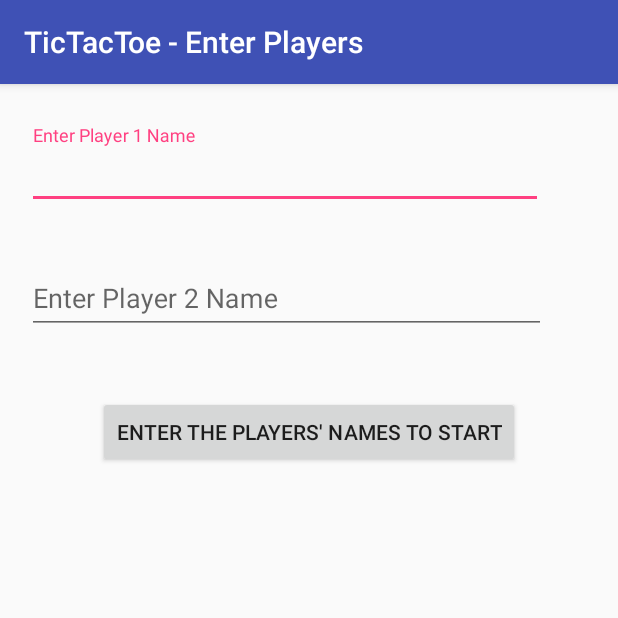
After one commit to y3v/TicTacToe, an Android app: the EnterNamesActivity screen opened directly, with no data from a screen before it, on a phone screen of 412 x 824 dp, the top half of it. The commit adds this screen. Run offline under Robolectric (Android 15) with nearby library versions, the phone set to English and light mode, and no system bars.

Commit message:
Finished Tic Tac Toe

```diff
--- /dev/null
+++ b/app/src/main/java/com/example/yev/tictactoe/EnterNamesActivity.java
@@ -0,0 +1,57 @@
+package com.example.yev.tictactoe;
+
+import android.content.Intent;
+import android.support.design.widget.TextInputEditText;
+import android.support.v7.app.AppCompatActivity;
+import android.os.Bundle;
+import android.text.TextUtils;
+import android.view.View;
+import android.widget.Button;
+
+public class EnterNamesActivity extends AppCompatActivity {
+
+    @Override
+    protected void onCreate(Bundle savedInstanceState) {
+        super.onCreate(savedInstanceState);
+        setContentView(R.layout.activity_enter_names);
+
+        final TextInputEditText player1 = (TextInputEditText) findViewById(R.id.player1);
+        final TextInputEditText player2 = (TextInputEditText) findViewById(R.id.player2);
+
+        Button startButton = findViewById(R.id.button11);
+        startButton.setOnClickListener(new View.OnClickListener() {
+            @Override
+            public void onClick(View view) {
+                if (!checkIfEmpty(player1, player2)){
+                    startTicTacToe(player1.getText(),player2.getText());
+                }
+                //startTicTacToe("Yev", "Wow");
+            }
+        });
+    }
+
+    private boolean checkIfEmpty(TextInputEditText player1, TextInputEditText player2){
+        player1.setError(null);
+        player2.setError(null);
+
+        boolean empty = false;
+
+        if (TextUtils.isEmpty(player1.getText())){
+            player1.setError("Please enter a name for player 1");
+            empty = true;
+        }
+        if (TextUtils.isEmpty(player2.getText())){
+            player2.setError("Please enter a name for player 2");
+            empty = true;
+        }
+
+        return empty;
+    }
+
+    private void startTicTacToe(CharSequence player1, CharSequence player2){
+        Intent intent = new Intent(this, TicTacToe.class);
+        intent.putExtra("player1", player1);
+        intent.putExtra("player2", player2);
+        startActivity(intent);
+    }
+}
--- a/app/src/main/java/com/example/yev/tictactoe/LoginActivity.java
+++ b/app/src/main/java/com/example/yev/tictactoe/LoginActivity.java
@@ -329,8 +329,7 @@ public class LoginActivity extends AppCompatActivity implements LoaderCallbacks<
             showProgress(false);
 
             if (success) {
-                Intent intent = new Intent(loginActivity, TicTacToe.class);
-                intent.putExtra("username", mEmail);
+                Intent intent = new Intent(loginActivity, EnterNamesActivity.class);
                 startActivity(intent);
             } else {
                 mPasswordView.setError(getString(R.string.error_incorrect_password));
--- /dev/null
+++ b/app/src/main/res/layout/activity_enter_names.xml
@@ -0,0 +1,48 @@
+<?xml version="1.0" encoding="utf-8"?>
+<RelativeLayout xmlns:android="http://schemas.android.com/apk/res/android"
+    android:layout_width="match_parent" android:layout_height="match_parent" >
+
+
+    <android.support.design.widget.TextInputLayout
+        android:id="@+id/Player1Box"
+        android:layout_width="wrap_content"
+        android:layout_height="wrap_content"
+        android:layout_alignParentLeft="true"
+        android:layout_alignParentStart="true"
+        android:layout_alignParentTop="true"
+        android:layout_marginLeft="18dp"
+        android:layout_marginStart="18dp"
+        android:layout_marginTop="27dp">
+
+        <android.support.design.widget.TextInputEditText
+            android:id="@+id/player1"
+            android:layout_width="344dp"
+            android:layout_height="wrap_content"
+            android:hint="@string/enter_player_1_name" />
+    </android.support.design.widget.TextInputLayout>
+
+    <android.support.design.widget.TextInputLayout
+        android:layout_width="match_parent"
+        android:layout_height="wrap_content"
+        android:layout_alignLeft="@+id/Player1Box"
+        android:layout_alignStart="@+id/Player1Box"
+        android:layout_below="@+id/Player1Box"
+        android:layout_marginTop="27dp"
+        android:id="@+id/Player2Box">
+
+        <android.support.design.widget.TextInputEditText
+            android:id="@+id/player2"
+            android:layout_width="346dp"
+            android:layout_height="wrap_content"
+            android:hint="@string/enter_player_2_name" />
+    </android.support.design.widget.TextInputLayout>
+
+    <Button
+        android:id="@+id/button11"
+        android:layout_width="wrap_content"
+        android:layout_height="wrap_content"
+        android:layout_below="@+id/Player2Box"
+        android:layout_centerHorizontal="true"
+        android:layout_marginTop="41dp"
+        android:text="@string/enter_the_players_names_to_start" />
+</RelativeLayout>
--- a/app/src/main/res/values/strings.xml
+++ b/app/src/main/res/values/strings.xml
@@ -1,5 +1,6 @@
 <resources>
     <string name="app_name">TicTacToe</string>
+    <string name="app_name2">TicTacToe - Enter Players</string>
     <string name="x">X</string>
     <string name="o">O</string>
     <string name="winnerO">The winner is O!</string>
@@ -12,7 +13,7 @@
     <string name="prompt_email">Email</string>
     <string name="prompt_password">Password (optional)</string>
     <string name="action_sign_in">Sign in or register</string>
-    <string name="action_sign_in_short">Sign in</string>
+    <string name="action_sign_in_short">Tic Tac Toe</string>
     <string name="error_invalid_email">This email address is invalid</string>
     <string name="error_invalid_password">This password is too short</string>
     <string name="error_incorrect_password">This password is incorrect</string>
@@ -23,4 +24,10 @@
     <string name="username">Username</string>
     <string name="password">Password</string>
     <string name="sign_in_to_play">Sign in to play!</string>
+    <string name="enter_the_players_names_to_start">Enter the Players\' names to start</string>
+    <string name="enter_player_1_name">Enter Player 1 Name</string>
+    <string name="enter_player_2_name">Enter Player 2 Name</string>
+    <string name="start_game">Start Game</string>
+
+    <string name="winner_is">The winner is </string>
 </resources>
```
Also changed, not shown: app/src/main/AndroidManifest.xml (+5 -4 lines), app/src/main/java/com/example/yev/tictactoe/TicTacToe.java (+20 -5 lines).
